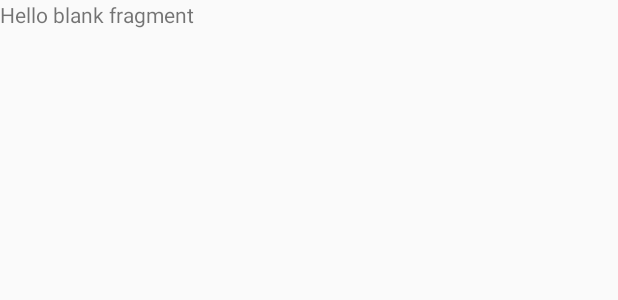
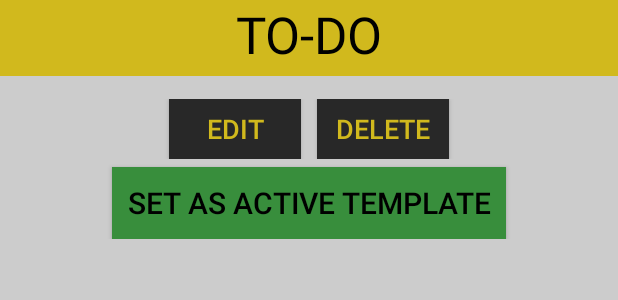
Before and after one commit to therealccarter/Liftdom, an Android app: the layout fragment_selected_template.xml on its own in the app's theme, with its tools: preview values and no code run, on a phone screen of 412 x 824 dp. Shown: the top 300 px of the screen. Run offline under Robolectric (Android 15) with nearby library versions, the phone set to English and light mode, and no system bars.

Commit message:
Template Housing work

```diff
--- a/app/src/main/java/com/liftdom/liftdom/MainActivity.java
+++ b/app/src/main/java/com/liftdom/liftdom/MainActivity.java
@@ -13,6 +13,7 @@ import android.view.View;
 import com.google.firebase.auth.FirebaseAuth;
 import com.google.firebase.auth.FirebaseUser;
 import com.liftdom.template_editor.TemplateEditorActivity;
+import com.liftdom.template_housing.TemplateHousingActivity;
 import com.mikepenz.materialdrawer.AccountHeader;
 import com.mikepenz.materialdrawer.AccountHeaderBuilder;
 import com.mikepenz.materialdrawer.Drawer;
@@ -114,7 +115,7 @@ public class MainActivity extends AppCompatActivity {
                         if (drawerItem != null) {
                             Intent intent = null;
                             if (drawerItem.getIdentifier() == 1) {
-                                intent = new Intent(MainActivity.this, TemplateEditorActivity.class);
+                                intent = new Intent(MainActivity.this, TemplateHousingActivity.class);
                             }
                             if (intent != null) {
                                 MainActivity.this.startActivity(intent);
--- a/app/src/main/java/com/liftdom/template_housing/TemplateHousingActivity.java
+++ b/app/src/main/java/com/liftdom/template_housing/TemplateHousingActivity.java
@@ -43,14 +43,14 @@ public class TemplateHousingActivity extends AppCompatActivity {
 
     String email = "error";
 
-    @BindView(R.id.templateMenuFragContainer) LinearLayout fragContainer;
+
 
     @Override
     protected void onCreate(Bundle savedInstanceState) {
         super.onCreate(savedInstanceState);
         setContentView(R.layout.activity_template_housing);
 
-        ButterKnife.bind(this);
+
 
         // [START AUTH AND NAV-DRAWER BOILERPLATE]
 
@@ -146,7 +146,7 @@ public class TemplateHousingActivity extends AppCompatActivity {
         FragmentTransaction fragmentTransaction = fragmentManager.beginTransaction();
         //add a fragment
         TemplateMenuFrag templateMenuFrag = new TemplateMenuFrag();
-        fragmentTransaction.add(fragContainer, templateMenuFrag);
+        fragmentTransaction.add(R.id.templateMenuFragContainer, templateMenuFrag);
         fragmentTransaction.commit();
 
 
--- a/app/src/main/res/drawable/file_multiple.xml
+++ b/app/src/main/res/drawable/file_multiple.xml
@@ -1,8 +1,8 @@
 <!-- drawable/file_multiple.xml -->
 <vector xmlns:android="http://schemas.android.com/apk/res/android"
-    android:height="24dp"
-    android:width="24dp"
+    android:height="44dp"
+    android:width="44dp"
     android:viewportWidth="24"
     android:viewportHeight="24">
-    <path android:fillColor="#000" android:pathData="M15,7H20.5L15,1.5V7M8,0H16L22,6V18A2,2 0 0,1 20,20H8C6.89,20 6,19.1 6,18V2A2,2 0 0,1 8,0M4,4V22H20V24H4A2,2 0 0,1 2,22V4H4Z" />
+    <path android:fillColor="#ffffff" android:pathData="M15,7H20.5L15,1.5V7M8,0H16L22,6V18A2,2 0 0,1 20,20H8C6.89,20 6,19.1 6,18V2A2,2 0 0,1 8,0M4,4V22H20V24H4A2,2 0 0,1 2,22V4H4Z" />
 </vector>
--- a/app/src/main/res/drawable/file_multiple_gold.xml
+++ b/app/src/main/res/drawable/file_multiple_gold.xml
@@ -1,7 +1,7 @@
 <!-- drawable/file_multiple.xml -->
 <vector xmlns:android="http://schemas.android.com/apk/res/android"
-    android:height="24dp"
-    android:width="24dp"
+    android:height="44dp"
+    android:width="44dp"
     android:viewportWidth="24"
     android:viewportHeight="24">
     <path android:fillColor="#D1B91D" android:pathData="M15,7H20.5L15,1.5V7M8,0H16L22,6V18A2,2 0 0,1 20,20H8C6.89,20 6,19.1 6,18V2A2,2 0 0,1 8,0M4,4V22H20V24H4A2,2 0 0,1 2,22V4H4Z" />
--- a/app/src/main/res/drawable/note_plus.xml
+++ b/app/src/main/res/drawable/note_plus.xml
@@ -1,8 +1,8 @@
 <!-- drawable/note_plus.xml -->
 <vector xmlns:android="http://schemas.android.com/apk/res/android"
-    android:height="24dp"
-    android:width="24dp"
+    android:height="44dp"
+    android:width="44dp"
     android:viewportWidth="24"
     android:viewportHeight="24">
-    <path android:fillColor="#000" android:pathData="M14,10H19.5L14,4.5V10M5,3H15L21,9V19A2,2 0 0,1 19,21H5C3.89,21 3,20.1 3,19V5C3,3.89 3.89,3 5,3M9,18H11V15H14V13H11V10H9V13H6V15H9V18Z" />
+    <path android:fillColor="#FFFFFF" android:pathData="M14,10H19.5L14,4.5V10M5,3H15L21,9V19A2,2 0 0,1 19,21H5C3.89,21 3,20.1 3,19V5C3,3.89 3.89,3 5,3M9,18H11V15H14V13H11V10H9V13H6V15H9V18Z" />
 </vector>
--- a/app/src/main/res/drawable/note_plus_gold.xml
+++ b/app/src/main/res/drawable/note_plus_gold.xml
@@ -1,7 +1,7 @@
 <!-- drawable/note_plus.xml -->
 <vector xmlns:android="http://schemas.android.com/apk/res/android"
-    android:height="24dp"
-    android:width="24dp"
+    android:height="40dp"
+    android:width="40dp"
     android:viewportWidth="24"
     android:viewportHeight="24">
     <path android:fillColor="#D1B91D" android:pathData="M14,10H19.5L14,4.5V10M5,3H15L21,9V19A2,2 0 0,1 19,21H5C3.89,21 3,20.1 3,19V5C3,3.89 3.89,3 5,3M9,18H11V15H14V13H11V10H9V13H6V15H9V18Z" />
--- a/app/src/main/res/layout/fragment_selected_template.xml
+++ b/app/src/main/res/layout/fragment_selected_template.xml
@@ -1,13 +1,95 @@
-<FrameLayout xmlns:android="http://schemas.android.com/apk/res/android"
-             xmlns:tools="http://schemas.android.com/tools"
-             android:layout_width="match_parent"
-             android:layout_height="match_parent"
-             tools:context="com.liftdom.template_housing.SelectedTemplateFrag">
+<LinearLayout
+        android:id="@+id/myChosenTemplateMainContainer"
+        android:layout_width="match_parent"
+        android:layout_height="match_parent"
+        android:orientation="vertical"
+        android:gravity="center_horizontal"
+        xmlns:android="http://schemas.android.com/apk/res/android"
+        tools:context="com.liftdom.template_housing.SelectedTemplateFrag"
+        xmlns:tools="http://schemas.android.com/tools"
+        android:background="@color/grey"
+>
 
-    <!-- TODO: Update blank fragment layout -->
+    <LinearLayout
+            android:id="@+id/templateChartFragContainer"
+            android:layout_width="match_parent"
+            android:layout_height="wrap_content"
+            android:orientation="vertical"
+            android:gravity="center_horizontal"
+    >
+
+    </LinearLayout>
+
     <TextView
+            android:id="@+id/selectedTemplateTitle"
             android:layout_width="match_parent"
-            android:layout_height="match_parent"
-            android:text="@string/hello_blank_fragment"/>
+            android:layout_height="wrap_content"
+            android:text="@string/todo"
+            android:textSize="34sp"
+            android:gravity="center_horizontal"
+            android:background="@color/liftrGold1"
+            android:textColor="@color/black"
+            android:layout_marginBottom="15dp"
+            android:paddingBottom="5dp"
+    />
 
-</FrameLayout>
+    <LinearLayout
+            android:layout_width="match_parent"
+            android:layout_height="wrap_content"
+            android:id="@+id/chosenTemplateOptions"
+            android:orientation="vertical"
+            android:gravity="center_horizontal"
+    >
+        <LinearLayout
+                android:layout_width="match_parent"
+                android:layout_height="wrap_content"
+                android:orientation="horizontal"
+                android:gravity="center_horizontal"
+        >
+
+            <Button
+                    android:layout_width="wrap_content"
+                    android:layout_height="40dp"
+                    android:id="@+id/editThisTemplate"
+                    android:text="@string/editThisTemplate"
+                    android:textColor="@color/liftrGold1"
+                    android:textSize="18sp"
+                    android:paddingTop="5dp"
+                    android:paddingBottom="5dp"
+                    android:background="@color/darkgrey"
+                    android:layout_marginEnd="5dp"
+            />
+
+            <Button
+                    android:layout_width="wrap_content"
+                    android:layout_height="40dp"
+                    android:id="@+id/deleteThisTemplate"
+                    android:text="@string/deleteThisTemplate"
+                    android:textColor="@color/liftrGold1"
+                    android:textSize="18sp"
+                    android:paddingTop="5dp"
+                    android:paddingBottom="5dp"
+                    android:background="@color/darkgrey"
+                    android:layout_marginStart="5dp"
+            />
+
+        </LinearLayout>
+
+        <Button
+                android:layout_width="wrap_content"
+                android:layout_height="wrap_content"
+                android:id="@+id/setActiveTemplate"
+                android:text="@string/makeCurrentTemplate"
+                android:layout_marginTop="5dp"
+                android:textSize="20sp"
+                android:textColor="@color/black"
+                android:background="@color/confirmgreen"
+                android:paddingStart="10dp"
+                android:paddingEnd="10dp"
+        />
+
+
+
+    </LinearLayout>
+
+</LinearLayout>
--- a/app/src/main/res/values/colors.xml
+++ b/app/src/main/res/values/colors.xml
@@ -21,6 +21,9 @@
     <item name="white" type="color">#FFFFFF</item>
     <color name="darkerGrey" type="color">#1d1d1d</color>
     <color name="darkgrey" type="color">#282828</color>
+    <color name="verylightgrey" type="color">#EBEBEB</color>
+
+
 
     <color name="grey_100">#F5F5F5</color>
     <color name="grey_300">#E0E0E0</color>
--- a/app/src/main/res/values/strings.xml
+++ b/app/src/main/res/values/strings.xml
@@ -259,7 +259,7 @@
     <!-- TEMPLATE LANDER TEXT -->
     <string name="new_template">New Template</string>
     <string name="premade_templates">Pre-made Templates</string>
-    <string name="my_templates">My Templates</string>
+    <string name="my_templates">Saved Templates</string>
 
     <!-- Rando -->
     <string name="TodaysWorkout">Today\'s Workout</string>
```
Also changed, not shown: app/src/main/java/com/liftdom/template_housing/MyTemplatesFrag.java (+47 -2 lines), app/src/main/java/com/liftdom/template_housing/SelectedTemplateFrag.java (+93 -1 lines), app/src/main/java/com/liftdom/template_housing/TemplateListItem.java (+34 -1 lines), app/src/main/java/com/liftdom/template_housing/TemplateMenuFrag.java (+14 -17 lines), app/src/main/res/layout/fragment_my_templates.xml (+29 -10 lines), app/src/main/res/layout/fragment_template_list_item.xml (+21 -11 lines), app/src/main/res/layout/fragment_template_menu.xml (+8 -2 lines).
